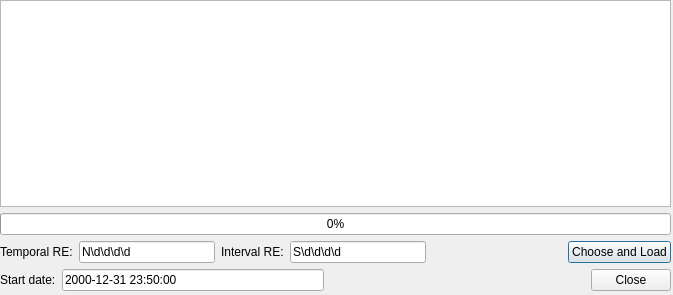
Before: the Qt Designer form ui_temporalrasterloaderdialog.ui in mbernasocchi/multiview, drawn with Qt 5.
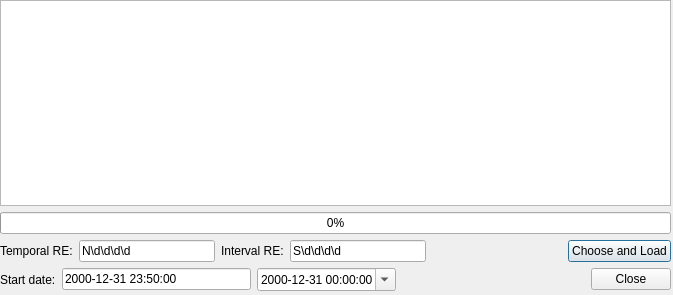
After: the same form once the commit is applied.

Commit message: stable before QDateTime refactoring

Diff of the .ui file:
```diff
--- a/ui_temporalrasterloaderdialog.ui
+++ b/ui_temporalrasterloaderdialog.ui
@@ -107,6 +107,26 @@
         </property>
        </widget>
       </item>
+      <item>
+       <widget class="QDateTimeEdit" name="startDatetimeNEW">
+        <property name="dateTime">
+         <datetime>
+          <hour>0</hour>
+          <minute>0</minute>
+          <second>0</second>
+          <year>2000</year>
+          <month>12</month>
+          <day>31</day>
+         </datetime>
+        </property>
+        <property name="displayFormat">
+         <string>yyyy-MM-dd HH:mm:ss</string>
+        </property>
+        <property name="calendarPopup">
+         <bool>true</bool>
+        </property>
+       </widget>
+      </item>
       <item>
        <spacer name="horizontalSpacer_2">
         <property name="orientation">
```
The commit also changes 5 other files.
